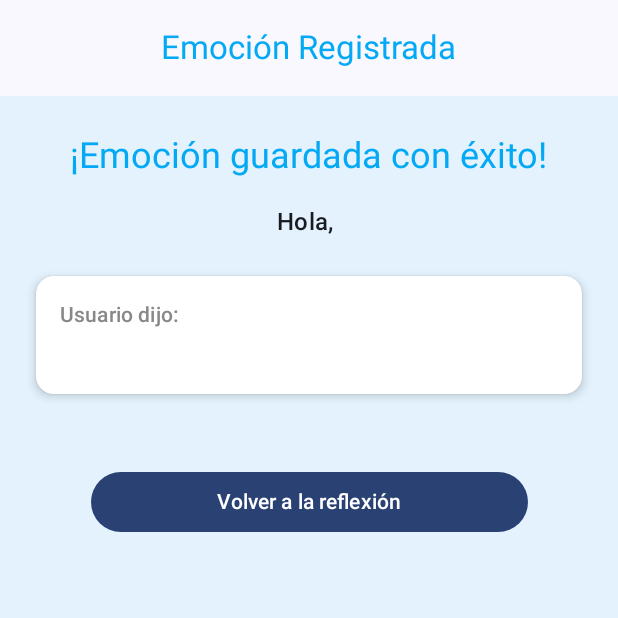
After one commit to pametoro/apoyoEmocional, an Android app built with Jetpack Compose: the composable EmocionGuardadaScreen called with empty values, on a phone screen of 412 x 824 dp, the top half of it. The commit adds this screen. Run offline under Robolectric (Android 15) with nearby library versions, the phone set to English and light mode, and no system bars.

Commit message:
Se hicieron cambios en EmocionScreen, EmocionViewModel, Resumen, y MainActivity. y se creo EmocionGuardada

```diff
--- /dev/null
+++ b/app/src/main/java/com/example/apoyoemocional/view/EmocionGuardadaScreen.kt
@@ -0,0 +1,91 @@
+package com.example.apoyoemocional.view
+
+import androidx.compose.foundation.background
+import androidx.compose.foundation.layout.*
+import androidx.compose.material3.*
+import androidx.compose.runtime.Composable
+import androidx.compose.ui.Alignment
+import androidx.compose.ui.Modifier
+import androidx.compose.ui.graphics.Color
+import androidx.compose.ui.unit.dp
+import androidx.compose.ui.unit.sp
+import androidx.navigation.NavController
+
+@OptIn(ExperimentalMaterial3Api::class)
+@Composable
+fun EmocionGuardadaScreen(navController: NavController, nombreUsuario: String, emocionTexto: String) {
+    val fondoPastel = Color(0xFFE3F2FD) // Azul cielo pastel
+    val colorPrincipal = Color(0xFF03A9F4)
+
+    Scaffold(
+        topBar = {
+            CenterAlignedTopAppBar(
+                title = {
+                    Text(
+                        text = "Emoción Registrada",
+                        style = MaterialTheme.typography.titleLarge,
+                        color = colorPrincipal
+                    )
+                }
+            )
+        }
+    ) { innerPadding ->
+        Column(
+            modifier = Modifier
+                .fillMaxSize()
+                .background(fondoPastel)
+                .padding(innerPadding)
+                .padding(24.dp),
+            horizontalAlignment = Alignment.CenterHorizontally
+        ) {
+            // Título de éxito
+            Text(
+                text = "¡Emoción guardada con éxito!",
+                fontSize = 24.sp,
+                style = MaterialTheme.typography.headlineSmall,
+                color = colorPrincipal
+            )
+
+            Spacer(modifier = Modifier.height(16.dp))
+
+            // Nombre del usuario
+            Text(
+                text = "Hola, ${nombreUsuario}",
+                style = MaterialTheme.typography.titleMedium
+            )
+
+            Spacer(modifier = Modifier.height(24.dp))
+
+            // Contenido de la Emoción
+            Card(
+                modifier = Modifier.fillMaxWidth(),
+                colors = CardDefaults.cardColors(containerColor = Color.White),
+                elevation = CardDefaults.cardElevation(defaultElevation = 4.dp)
+            ) {
+                Column(modifier = Modifier.padding(16.dp)) {
+                    Text(
+                        text = "Usuario dijo:",
+                        style = MaterialTheme.typography.labelLarge,
+                        color = Color.Gray
+                    )
+                    Spacer(modifier = Modifier.height(8.dp))
+                    Text(
+                        text = emocionTexto,
+                        style = MaterialTheme.typography.bodyLarge,
+                        modifier = Modifier.fillMaxWidth()
+                    )
+                }
+            }
+
+            Spacer(modifier = Modifier.height(48.dp))
+
+            // Botón para volver
+            Button(
+                onClick = { navController.popBackStack() }, // Simplemente vuelve a la pantalla anterior
+                modifier = Modifier.fillMaxWidth(0.8f)
+            ) {
+                Text("Volver a la reflexión")
+            }
+        }
+    }
+}
--- a/app/src/main/java/com/example/apoyoemocional/view/Resumen.kt
+++ b/app/src/main/java/com/example/apoyoemocional/view/Resumen.kt
@@ -44,7 +44,7 @@ fun ResumenScreen(navController: NavController, viewModel: UsuarioViewModel) {
         Text("¿Términos Aceptados?: ${if (estado.aceptaTerminos) "Aceptados" else "Declinados"}")
 
         Button(
-            onClick = { navController.navigate("perfil") },
+            onClick = { navController.navigate("emocion/${estado.nombre}") },
             modifier = Modifier
                 .fillMaxWidth()
                 .padding(top = 24.dp)
```
Also changed, not shown: app/src/main/java/com/example/apoyoemocional/MainActivity.kt (+20 -6 lines), app/src/main/java/com/example/apoyoemocional/view/EmocionScreen.kt (+36 -3 lines), app/src/main/java/com/example/apoyoemocional/viewModel/EmocionViewModel.kt (+7 -0 lines).
